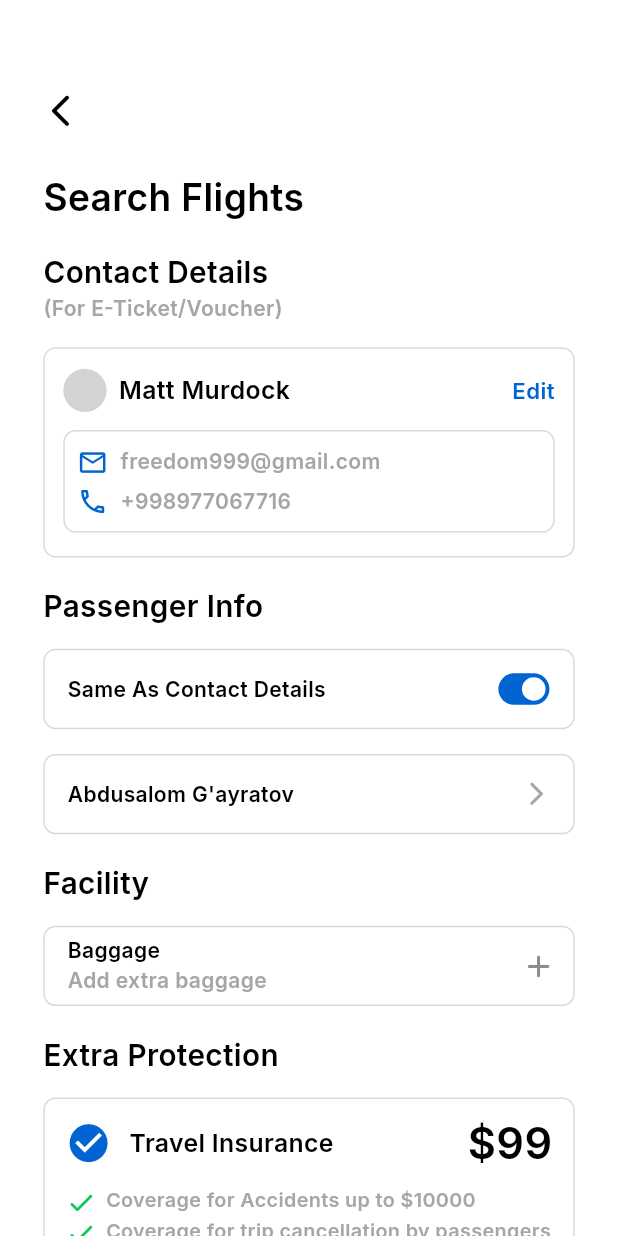
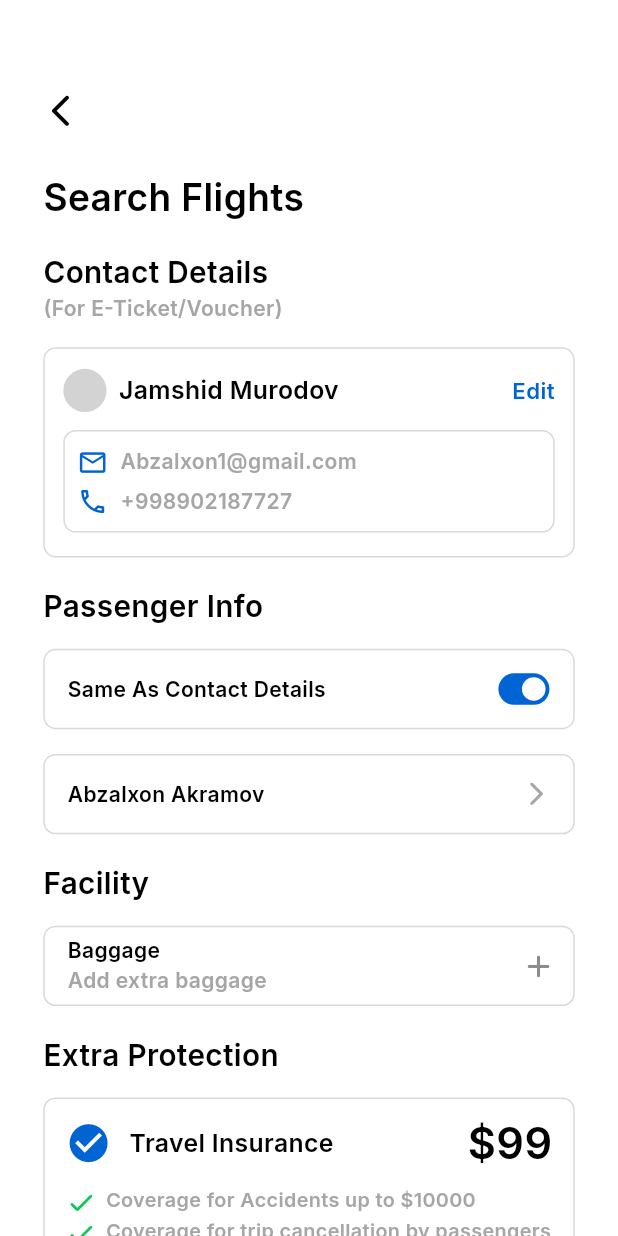
Before and after one commit to AbzalkhonAkramov/Flight_booking, a Flutter app: the BookingDetails screen opened directly, on a phone screen of 412 x 824 dp. Run offline on Flutter 3.47's test engine with Material 3 defaults, Android fonts, the phone set to English and light mode, and no system bars; our stand-ins replace font_awesome_flutter.

```diff
--- a/lib/main.dart
+++ b/lib/main.dart
@@ -1,5 +1,4 @@
 import 'package:flutter/material.dart';
-
 import 'my_app.dart';
 
 void main() {
--- a/lib/my_app.dart
+++ b/lib/my_app.dart
@@ -2,8 +2,8 @@ import 'package:flight_booking_app/core/utils/route_generator.dart';
 import 'package:flight_booking_app/presentation/home/pages/home_page.dart';
 import 'package:flutter/material.dart';
 
+import 'core/common/constants/route_names.dart';
 import 'core/utils/app_responsive.dart';
-
 class MyApp extends StatelessWidget {
   const MyApp({
     super.key,
@@ -13,10 +13,10 @@ class MyApp extends StatelessWidget {
   Widget build(BuildContext context) {
     AppResponsive.init(context);
     return MaterialApp(
-      // initialRoute: RouteNames.signinPage,
+      initialRoute: RouteNames.signinPage,
       onGenerateRoute: AppRoute(context: context).onGenerateRoute,
       debugShowCheckedModeBanner: false,
-      home: HomeScreen(),
+      // home: HomeScreen(),
     );
   }
 }
--- a/lib/presentation/auth/widgets/passcode_input_container_wg.dart
+++ b/lib/presentation/auth/widgets/passcode_input_container_wg.dart
@@ -22,7 +22,7 @@ class PasscodeInputContainerWg extends StatelessWidget {
           child: Align(
             alignment: Alignment.center,
             child: Text(
-              '7',
+              '1',
               style: AppTextStyles.bodyBigger(color: AppColors.black),
             ),
           ),
--- a/lib/presentation/booking/pages/booking_details.dart
+++ b/lib/presentation/booking/pages/booking_details.dart
@@ -126,7 +126,7 @@ class _BookingDetailsState extends State<BookingDetails> {
                                       width: AppResponsive.width(0.02),
                                     ),
                                     Text(
-                                      "Matt Murdock",
+                                      "Jamshid Murodov",
                                       style: AppTextStyles.titleBigger(
                                         color: AppColors.black,
                                       ).copyWith(
@@ -187,7 +187,7 @@ class _BookingDetailsState extends State<BookingDetails> {
                                             AppResponsive.screenHeight * 0.025,
                                       ),
                                       Text(
-                                        "freedom999@gmail.com",
+                                        "Abzalxon1@gmail.com",
                                         style: AppTextStyles.bodyBigger(
                                           color: AppColors.grey
                                               .withValues(alpha: 0.7),
@@ -208,7 +208,7 @@ class _BookingDetailsState extends State<BookingDetails> {
                                             AppResponsive.screenHeight * 0.025,
                                       ),
                                       Text(
-                                        "+998977067716",
+                                        "+998902187727",
                                         style: AppTextStyles.bodyBigger(
                                           color: AppColors.grey
                                               .withValues(alpha: 0.7),
@@ -272,7 +272,7 @@ class _BookingDetailsState extends State<BookingDetails> {
                           ),
                         ),
                         child: boxOfTextAndIconMaker(
-                          "Abdusalom G'ayratov",
+                          "Abzalxon Akramov",
                           Icon(
                             IconsPaths.forward,
                             color: AppColors.grey.withValues(alpha: 0.7),
--- a/lib/presentation/booking/pages/contact_details.dart
+++ b/lib/presentation/booking/pages/contact_details.dart
@@ -132,12 +132,12 @@ class _ContactInfoScreenState extends State<ContactInfoScreen> {
                       SizedBox(
                         height: AppResponsive.height(0.01),
                       ),
-                      twoTextInsideBoxMaker("Full Name", "Abdusalom G'ayratov"),
+                      twoTextInsideBoxMaker("Full Name", "Abzalxon Akramov"),
                       SizedBox(
                         height: AppResponsive.height(0.023),
                       ),
                       twoTextInsideBoxMaker(
-                          "Email Address", "freedom999@gmail.com"),
+                          "Email Address", "Abzalxon1@gmail.com"),
                       SizedBox(
                         height: AppResponsive.height(0.023),
                       ),
@@ -145,11 +145,11 @@ class _ContactInfoScreenState extends State<ContactInfoScreen> {
                       SizedBox(
                         height: AppResponsive.height(0.023),
                       ),
-                      twoTextInsideBoxMaker("Phone number", "977067716"),
+                      twoTextInsideBoxMaker("Phone number", "902187727"),
                       SizedBox(
                         height: AppResponsive.height(0.023),
                       ),
-                      twoTextInsideBoxMaker("ID card number", "1234567890987"),
+                      twoTextInsideBoxMaker("ID card number", "9021877270987"),
                       SizedBox(height: AppResponsive.height(0.01)),
                       Text(
                         "This contact is for e-ticket and refund/rescheduling",
--- a/lib/presentation/booking/pages/passengers_info_screen.dart
+++ b/lib/presentation/booking/pages/passengers_info_screen.dart
@@ -122,15 +122,15 @@ class _PassengersInfoScreenState extends State<PassengersInfoScreen> {
               SizedBox(
                 height: AppResponsive.height(0.01),
               ),
-              twoTextInsideBoxMaker("Full Name", "Abdusalom G'ayratov"),
+              twoTextInsideBoxMaker("Full Name", "Abzalxon Akramov"),
               SizedBox(
                 height: AppResponsive.height(0.023),
               ),
-              twoTextInsideBoxMaker("Email Address", "freedom999@gmail.com"),
+              twoTextInsideBoxMaker("Email Address", "Abzalxon1@gmail.com"),
               SizedBox(
                 height: AppResponsive.height(0.023),
               ),
-              twoTextInsideBoxMaker("ID card number", "1234567890987"),
+              twoTextInsideBoxMaker("ID card number", "9021877270987"),
               SizedBox(height: AppResponsive.height(0.01)),
               Text(
                 "This contact is for e-ticket and refund/rescheduling",
--- a/lib/presentation/booking/widgets/baggage_add_bottom_sheet.dart
+++ b/lib/presentation/booking/widgets/baggage_add_bottom_sheet.dart
@@ -46,7 +46,7 @@ Future<dynamic> showBaggageAddBottomSheet(BuildContext context) {
               height: AppResponsive.height(0.027),
             ),
             Text(
-              "1. Matt Murdock",
+              "1. Jamshid Murodov",
               style: AppTextStyles.bodyBigger(
                 color: AppColors.black,
               ).copyWith(
@@ -93,7 +93,7 @@ Future<dynamic> showBaggageAddBottomSheet(BuildContext context) {
                     mainAxisAlignment: MainAxisAlignment.spaceBetween,
                     children: [
                       Text(
-                        "1. Matt Murdock",
+                        "1. Jamshid Murodov",
                         style: AppTextStyles.bodyBigger(
                           color: AppColors.grey,
                         ).copyWith(
--- a/lib/presentation/home/pages/account_page.dart
+++ b/lib/presentation/home/pages/account_page.dart
@@ -1,8 +1,10 @@
 import 'package:flight_booking_app/core/common/constants/app_colors.dart';
 import 'package:flight_booking_app/core/common/constants/icons_paths.dart';
 import 'package:flight_booking_app/core/common/constants/img_paths.dart';
+import 'package:flight_booking_app/core/common/constants/route_names.dart';
 import 'package:flight_booking_app/core/utils/app_responsive.dart';
 import 'package:flight_booking_app/core/utils/app_textstyles.dart';
+import 'package:flight_booking_app/presentation/settings/pages/settings_page.dart';
 import 'package:flutter/material.dart';
 
 class AccountScreen extends StatefulWidget {
@@ -92,7 +94,7 @@ class _AccountScreenState extends State<AccountScreen> {
                                   spacing: AppResponsive.height(0.0027),
                                   children: [
                                     Text(
-                                      "Abdusalom",
+                                      "Abzalxon",
                                       style: TextStyle(
                                         color: AppColors.white,
                                         fontSize:
@@ -102,12 +104,12 @@ class _AccountScreenState extends State<AccountScreen> {
                                       ),
                                     ),
                                     Text(
-                                      "freedom@gmail.com",
+                                      "Abzalxon1@gmail.com",
                                       style: AppTextStyles.bodyBigger(
                                           color: AppColors.white),
                                     ),
                                     Text(
-                                      "+998977067716",
+                                      "+998902187727",
                                       style: AppTextStyles.bodyBigger(
                                           color: AppColors.white),
                                     ),
@@ -209,7 +211,8 @@ class _AccountScreenState extends State<AccountScreen> {
                         size: AppResponsive.screenHeight * 0.023,
                       ),
                     ),
-                    iconTextAnd3rdWidgetMaker(
+                    GestureDetector(
+                      child: iconTextAnd3rdWidgetMaker(
                         Icons.settings,
                         "Settings",
                         Icon(
@@ -218,6 +221,11 @@ class _AccountScreenState extends State<AccountScreen> {
                           size: AppResponsive.screenHeight * 0.023,
                         ),
                       ),
+                      onTap: (){
+                        Navigator.pushNamed(context, RouteNames.settingsPage);
+                      },
+                    ),
+
                   ],
                 ),
               ),
```
Lines whose indentation alone changed are shown as unchanged.
